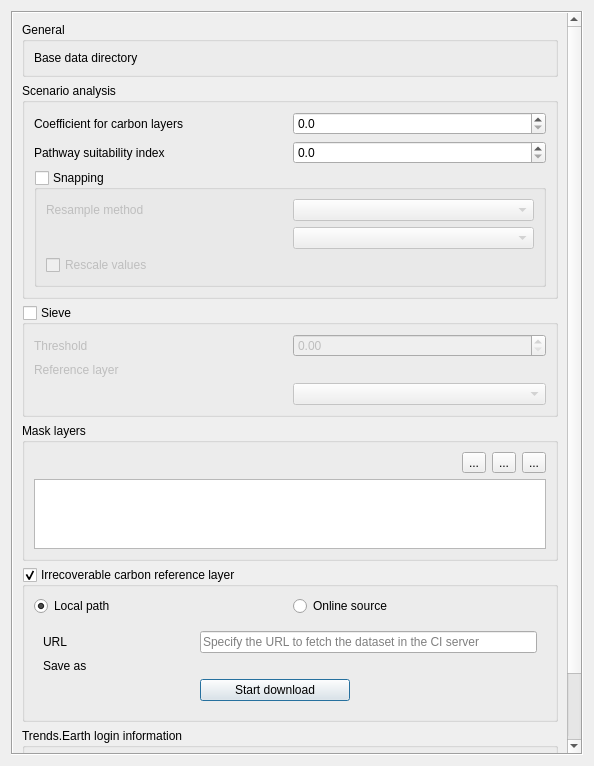
Before: the Qt Designer form src/cplus_plugin/ui/cplus_settings.ui in ConservationInternational/cplus-plugin, drawn with Qt 5.
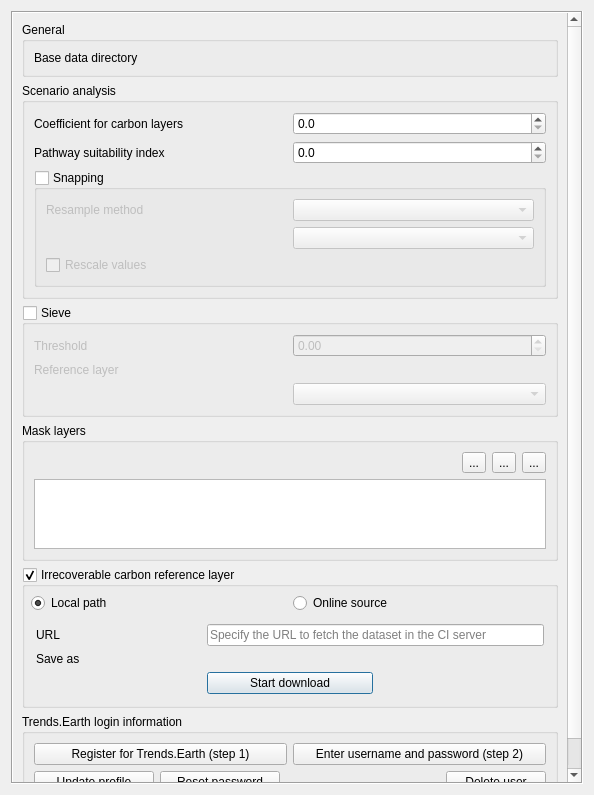
After: the same form once the commit is applied. Custom widgets are drawn as their Qt base class.

Diff of the .ui file:
```diff
--- a/src/cplus_plugin/ui/cplus_settings.ui
+++ b/src/cplus_plugin/ui/cplus_settings.ui
@@ -10,7 +10,7 @@
     <x>0</x>
     <y>0</y>
     <width>594</width>
-    <height>766</height>
+    <height>795</height>
    </rect>
   </property>
   <property name="minimumSize">
@@ -36,8 +36,8 @@
        <rect>
         <x>0</x>
         <y>0</y>
-        <width>555</width>
-        <height>768</height>
+        <width>572</width>
+        <height>773</height>
        </rect>
       </property>
       <layout class="QVBoxLayout" name="verticalLayout_5">
@@ -327,6 +327,18 @@
           <bool>true</bool>
          </property>
          <layout class="QGridLayout" name="gridLayout_6">
+          <property name="leftMargin">
+           <number>6</number>
+          </property>
+          <property name="topMargin">
+           <number>6</number>
+          </property>
+          <property name="rightMargin">
+           <number>6</number>
+          </property>
+          <property name="bottomMargin">
+           <number>6</number>
+          </property>
           <item row="0" column="0">
            <widget class="QRadioButton" name="rb_local">
             <property name="toolTip">
@@ -352,6 +364,12 @@
           </item>
           <item row="1" column="0" colspan="2">
            <widget class="QStackedWidget" name="sw_irrecoverable_carbon">
+            <property name="minimumSize">
+             <size>
+              <width>0</width>
+              <height>0</height>
+             </size>
+            </property>
             <property name="currentIndex">
              <number>1</number>
             </property>
@@ -378,7 +396,19 @@
              </layout>
             </widget>
             <widget class="QWidget" name="pg_online_source">
-             <layout class="QGridLayout" name="gridLayout_5">
+             <layout class="QGridLayout" name="gridLayout_4">
+              <property name="leftMargin">
+               <number>5</number>
+              </property>
+              <property name="topMargin">
+               <number>5</number>
+              </property>
+              <property name="rightMargin">
+               <number>5</number>
+              </property>
+              <property name="bottomMargin">
+               <number>5</number>
+              </property>
               <item row="0" column="0">
                <widget class="QLabel" name="label">
                 <property name="text">
@@ -386,7 +416,7 @@
                 </property>
                </widget>
               </item>
-              <item row="0" column="1" colspan="3">
+              <item row="0" column="1" colspan="2">
                <widget class="QLineEdit" name="txt_ic_url">
                 <property name="toolTip">
                  <string>Do not include the bbox PARAM, it will be automatically appended based on the current scenario extent</string>
@@ -403,11 +433,26 @@
                 </property>
                </widget>
               </item>
-              <item row="1" column="1" colspan="3">
+              <item row="1" column="1" colspan="2">
                <widget class="QgsFileWidget" name="fw_save_online_file"/>
               </item>
+              <item row="2" column="1">
+               <widget class="QPushButton" name="btn_ic_download">
+                <property name="toolTip">
+                 <string>Initiate new download or refesh previous download in the background</string>
+                </property>
+                <property name="text">
+                 <string>Start download</string>
+                </property>
+               </widget>
+              </item>
               <item row="2" column="2">
-               <widget class="QLabel" name="lbl_download_status_tip">
+               <layout class="QHBoxLayout" name="horizontalLayout_8">
+                <property name="spacing">
+                 <number>4</number>
+                </property>
+                <item>
+                 <widget class="SvgLabel" name="lbl_download_status_tip">
                 <property name="minimumSize">
                  <size>
                   <width>16</width>
@@ -428,7 +473,7 @@
                 </property>
                </widget>
               </item>
-              <item row="2" column="3">
+                <item>
                <widget class="QLabel" name="lbl_ic_download_status">
                 <property name="frameShape">
                  <enum>QFrame::NoFrame</enum>
@@ -438,15 +483,7 @@
                 </property>
                </widget>
               </item>
-              <item row="2" column="1">
-               <widget class="QPushButton" name="btn_ic_download">
-                <property name="toolTip">
-                 <string>Initiate new download or refesh previous download in the background</string>
-                </property>
-                <property name="text">
-                 <string>Start download</string>
-                </property>
-               </widget>
+               </layout>
               </item>
              </layout>
             </widget>
@@ -624,6 +661,11 @@
    <header location="global">qgis.gui</header>
    <container>1</container>
   </customwidget>
+  <customwidget>
+   <class>SvgLabel</class>
+   <extends>QLabel</extends>
+   <header>cplus_plugin.gui.components.svg_label</header>
+  </customwidget>
  </customwidgets>
  <resources/>
  <connections/>
```
Lines whose indentation alone changed are shown as unchanged.
